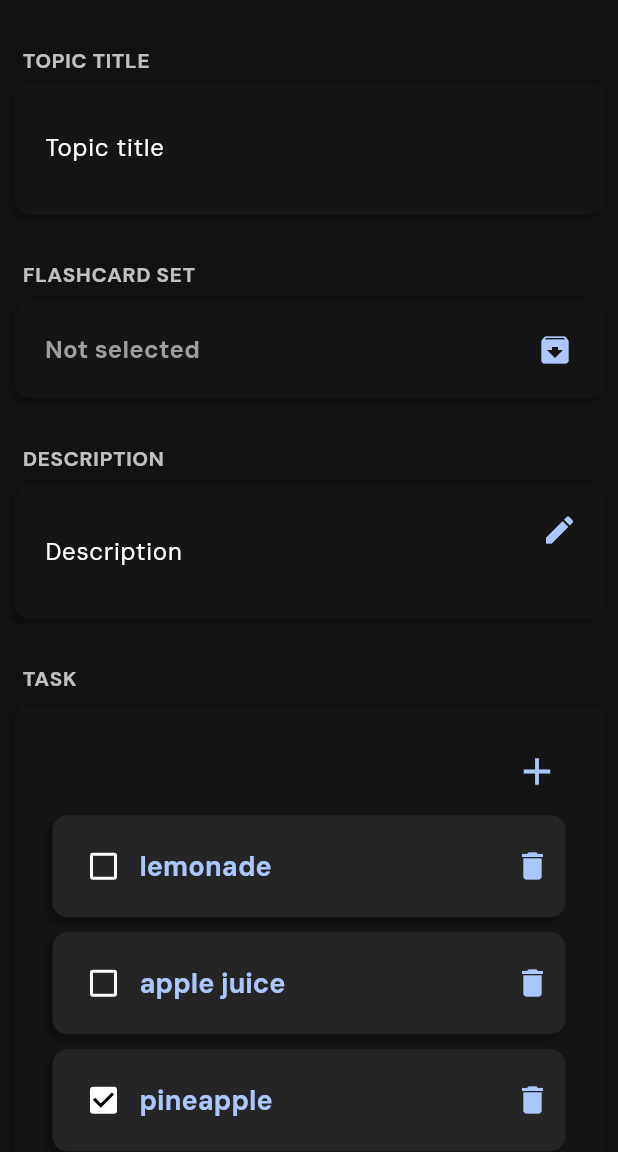
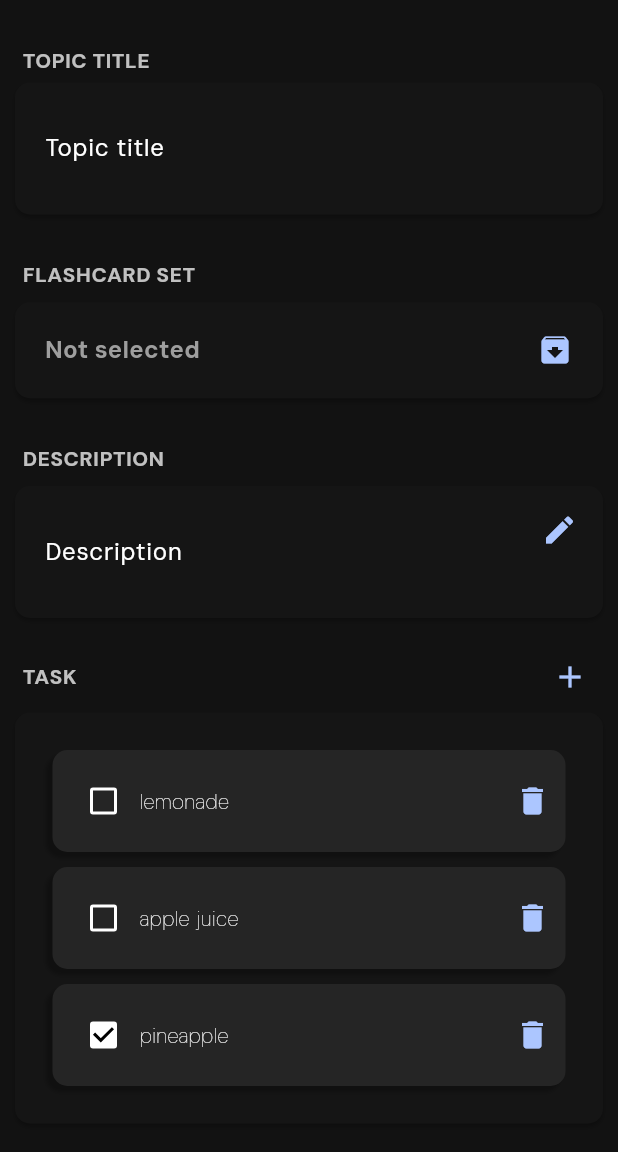
Before and after one commit to NNNNNC/pomodor_app, a Flutter app: the topic_edit_page screen opened directly, on a phone screen of 412 x 824 dp, the part 84-1236 px from its top. Run offline on Flutter 3.47's test engine with Material 3 defaults, Android fonts, the phone set to English and light mode, and no system bars; our stand-ins replace audioplayers, carousel_slider, flip_card, hive, hive_flutter; accounts and stored records are empty.

Commit message:
revamp ui

```diff
--- a/lib/main.dart
+++ b/lib/main.dart
@@ -4,15 +4,14 @@ import 'package:flutter/material.dart';
 import 'package:hive_flutter/adapters.dart';
 import 'package:pomodoro_app/models/flashcardModel.dart';
 import 'package:pomodoro_app/models/profileModel.dart';
+import 'package:pomodoro_app/pages/main_page.dart';
 import 'package:pomodoro_app/providers/visibility_provider.dart';
 import 'package:provider/provider.dart';
-import 'pages/main_page.dart';
 import 'theme/theme.dart';
 
 // Hive Boxes
 late Box<Flashcard> flashcardBox;
 late Box<profileModel> profileBox;
-
 
 void main() async {
   WidgetsFlutterBinding.ensureInitialized();
@@ -21,7 +20,6 @@ void main() async {
 
   Hive.registerAdapter<Flashcard>(flashcardAdapter());
   Hive.registerAdapter<profileModel>(profileAdapter());
-
 
   flashcardBox = await Hive.openBox<Flashcard>('flashcard');
   profileBox = await Hive.openBox<profileModel>('profile');
@@ -42,7 +40,7 @@ class MyApp extends StatelessWidget {
     return MaterialApp(
       debugShowCheckedModeBanner: false,
       theme: app_theme,
-      home: Mainpage(),
+      home: MainPage(),
     );
   }
 }
--- a/lib/pages/pomodoro_page.dart
+++ b/lib/pages/pomodoro_page.dart
@@ -229,12 +229,14 @@ class _PomodoroPageState extends State<PomodoroPage>
                             barrierDismissible: false,
                             context: context,
                             builder: (BuildContext context) {
-                              return CustomDialog(
+                              return const CustomDialog(
                                 listofItems: [
+                                  'None',
                                   'Topic 1',
                                   'Topic 2',
                                   'Topic 3',
                                   'Topic 4',
+                                  'Topic 5',
                                 ],
                               );
                             },
--- a/lib/pages/topic_edit_page.dart
+++ b/lib/pages/topic_edit_page.dart
@@ -52,7 +52,7 @@ class _topic_edit_pageState extends State<topic_edit_page> {
             padding: const EdgeInsets.only(top: 30, left: 10, bottom: 5),
             child: Row(
               children: [
-                SizedBox(
+                const SizedBox(
                   width: 5,
                 ),
                 Text(
@@ -79,7 +79,7 @@ class _topic_edit_pageState extends State<topic_edit_page> {
                         controller: _topicController,
                         enabled: _isEnabled,
                         style: Theme.of(context).textTheme.bodyLarge,
-                        decoration: InputDecoration(
+                        decoration: const InputDecoration(
                           border: InputBorder.none,
                         ),
                         onChanged: (value) {
@@ -98,10 +98,10 @@ class _topic_edit_pageState extends State<topic_edit_page> {
             ),
           ),
           Padding(
-            padding: EdgeInsets.only(top: 30, left: 10, bottom: 5),
+            padding: const EdgeInsets.only(top: 30, left: 10, bottom: 5),
             child: Row(
               children: [
-                SizedBox(
+                const SizedBox(
                   width: 5,
                 ),
                 Text(
@@ -128,10 +128,10 @@ class _topic_edit_pageState extends State<topic_edit_page> {
             ),
           ),
           Padding(
-            padding: EdgeInsets.only(top: 30, left: 10, bottom: 5),
+            padding: const EdgeInsets.only(top: 30, left: 10, bottom: 5),
             child: Row(
               children: [
-                SizedBox(
+                const SizedBox(
                   width: 5,
                 ),
                 Text(
@@ -159,7 +159,7 @@ class _topic_edit_pageState extends State<topic_edit_page> {
                             controller: _descriptionController,
                             enabled: _isEnabled,
                             style: Theme.of(context).textTheme.bodyLarge,
-                            decoration: InputDecoration(
+                            decoration: const InputDecoration(
                               border: InputBorder.none,
                             ),
                             onChanged: (value) {
@@ -189,7 +189,8 @@ class _topic_edit_pageState extends State<topic_edit_page> {
                           controller: _descriptionController,
                           enabled: _isEnabled,
                           style: Theme.of(context).textTheme.bodyLarge,
-                          decoration: InputDecoration(border: InputBorder.none),
+                          decoration:
+                              const InputDecoration(border: InputBorder.none),
                           onChanged: (value) {
                             _descriptionController.text = value;
                           },
@@ -209,19 +210,18 @@ class _topic_edit_pageState extends State<topic_edit_page> {
             ),
           ),
           Padding(
-            padding: EdgeInsets.only(top: 30, left: 10, bottom: 5),
+            padding: const EdgeInsets.only(left: 15.0, right: 8.0, top: 15.0),
             child: Row(
-              mainAxisAlignment: MainAxisAlignment.start,
+              mainAxisAlignment: MainAxisAlignment.spaceBetween,
               children: [
-                SizedBox(
-                  width: 5,
-                ),
                 Text(
                   'TASK',
                   style: Theme.of(context).textTheme.bodyMedium,
                 ),
-                SizedBox(
-                  width: 300,
+                IconButton(
+                  onPressed: () {},
+                  icon: Icon(Icons.add,
+                      size: 24, color: Theme.of(context).colorScheme.secondary),
                 ),
               ],
             ),
@@ -229,24 +229,28 @@ class _topic_edit_pageState extends State<topic_edit_page> {
           Column(
             children: [
               Padding(
-                padding: const EdgeInsets.only(right: 10, left: 10, top: 3.5),
+                padding: const EdgeInsets.only(
+                  right: 10,
+                  left: 10,
+                  bottom: 8.0,
+                ),
                 child: custom_box(
                   child: Column(
                     mainAxisAlignment: MainAxisAlignment.spaceBetween,
                     children: [
-                      Row(
-                        mainAxisAlignment: MainAxisAlignment.spaceBetween,
-                        children: [
-                          SizedBox(),
-                          IconButton(
-                              onPressed: () {},
-                              icon: Icon(
-                                Icons.add,
-                                size: 30,
-                                color: Theme.of(context).colorScheme.secondary,
-                              ))
-                        ],
-                      ),
+                      // Row(
+                      //   mainAxisAlignment: MainAxisAlignment.spaceBetween,
+                      //   children: [
+                      //     const SizedBox(),
+                      //     IconButton(
+                      //         onPressed: () {},
+                      //         icon: Icon(
+                      //           Icons.add,
+                      //           size: 30,
+                      //           color: Theme.of(context).colorScheme.secondary,
+                      //         ))
+                      //   ],
+                      // ),
                       for (int i = 0; i < taskList.length; i++)
                         task_tile(
                           task_name: taskList[i][0],
--- a/lib/utils/custom_box.dart
+++ b/lib/utils/custom_box.dart
@@ -16,8 +16,7 @@ class _custom_boxState extends State<custom_box> {
   @override
   Widget build(BuildContext context) {
     return Container(
-      padding: EdgeInsets.all(20),
-      child: widget.child,
+      padding: const EdgeInsets.all(20),
       decoration: BoxDecoration(
         color: Theme.of(context).colorScheme.primary,
         borderRadius: BorderRadius.circular(10),
@@ -25,11 +24,12 @@ class _custom_boxState extends State<custom_box> {
           BoxShadow(
             blurRadius: 1.5,
             spreadRadius: 0,
-            offset: const Offset(-4, 4),
+            offset: const Offset(0, 2),
             color: Colors.black.withOpacity(0.25),
           ),
         ],
       ),
+      child: widget.child,
     );
   }
 }
--- a/lib/utils/task_tile.dart
+++ b/lib/utils/task_tile.dart
@@ -45,7 +45,11 @@ class task_tile extends StatelessWidget {
                   ),
                   Text(
                     task_name,
-                    style: Theme.of(context).textTheme.titleLarge,
+                    style: const TextStyle(
+                      color: Colors.white,
+                      fontSize: 14,
+                      fontWeight: FontWeight.w100,
+                    ),
                   ),
                 ],
               ),
```
Also changed, not shown: lib/dump/main_page_dump.dart (added, +81 -0 lines), lib/pages/flashcard_edit.dart (+18 -15 lines), lib/pages/main_page.dart (+53 -49 lines), lib/pages/profile_edit.dart (+56 -28 lines), lib/utils/audio_dialog.dart (+10 -6 lines), lib/utils/flashcard_box.dart (+6 -3 lines), lib/utils/topic_dialog.dart (+12 -8 lines).
